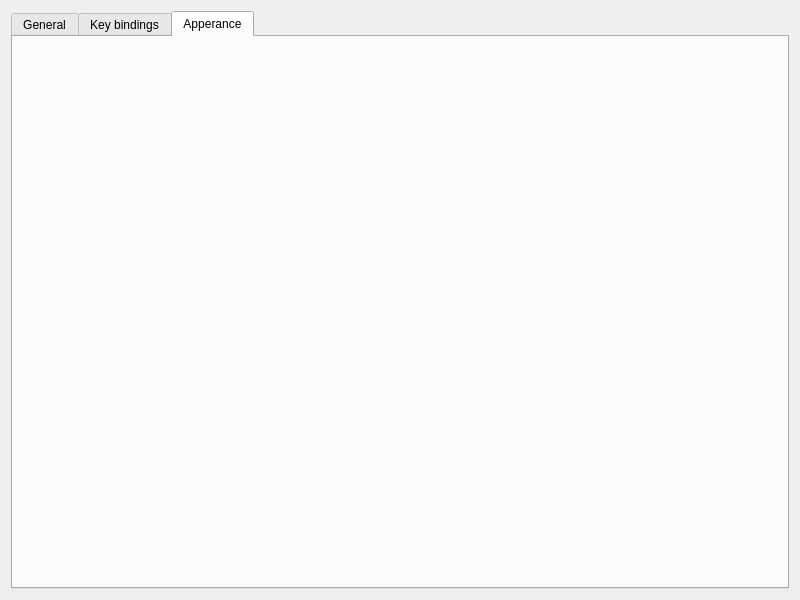
This is preferences.ui in PROPHESSOR/ProHex as Qt 5 draws it before an edit. The edited form follows.
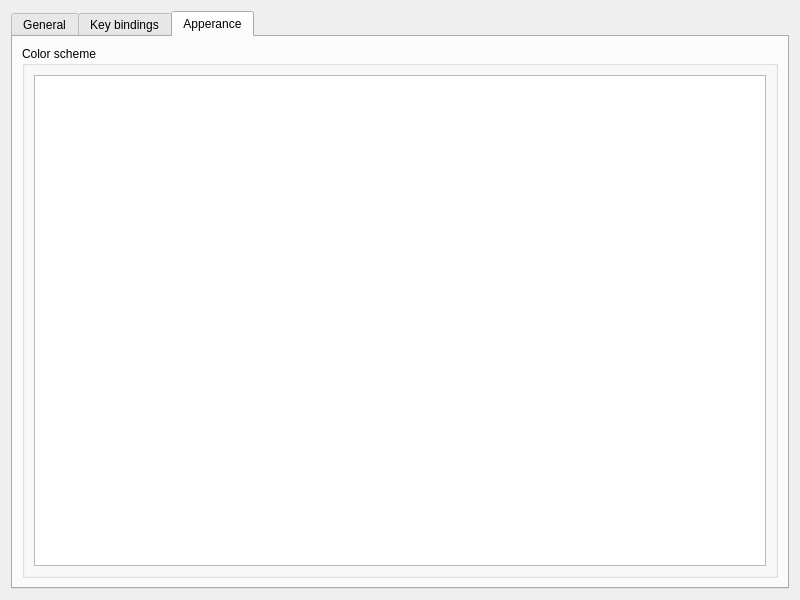
This is the edited form. The open tabs and pages were chosen to show the change.

The edit to the form file:
```diff
--- a/preferences.ui
+++ b/preferences.ui
@@ -377,6 +377,20 @@
       <attribute name="title">
        <string>Apperance</string>
       </attribute>
+      <layout class="QGridLayout" name="gridLayout_2">
+       <item row="0" column="0">
+        <widget class="QGroupBox" name="groupBox_4">
+         <property name="title">
+          <string>Color scheme</string>
+         </property>
+         <layout class="QGridLayout" name="gridLayout_3">
+          <item row="0" column="0">
+           <widget class="QListWidget" name="listWidget"/>
+          </item>
+         </layout>
+        </widget>
+       </item>
+      </layout>
      </widget>
     </widget>
    </item>
```
